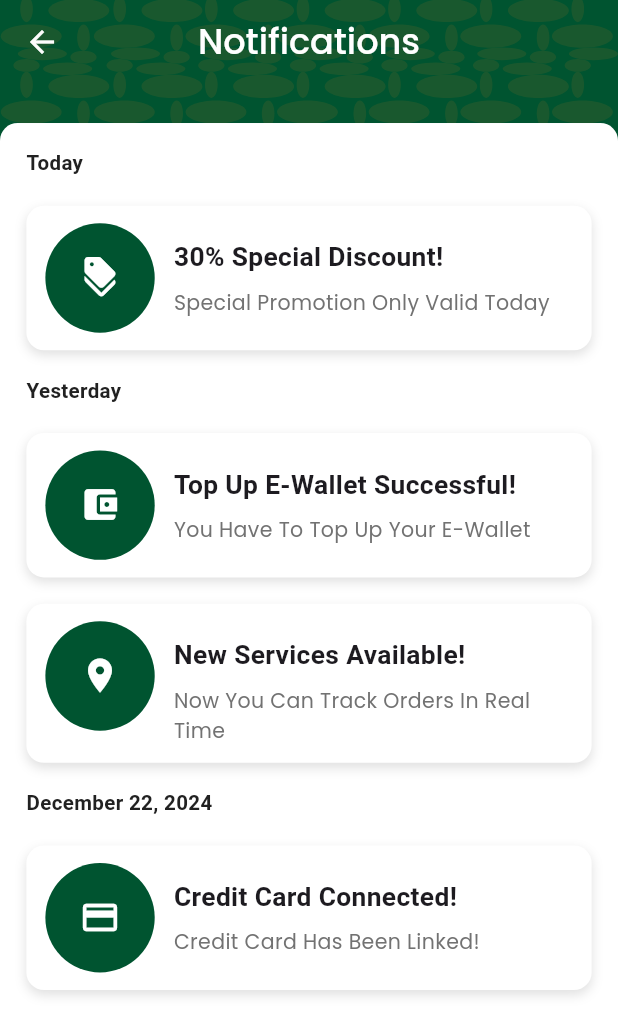
After one commit to omar-abdelaziz753/True-Balance, a Flutter app: the NotificationScreen screen opened by its route, on a phone screen of 412 x 824 dp. The commit adds this screen. Shown: the top 1035 px of the screen. Run offline on Flutter 3.47's test engine with Material 3 defaults, Android fonts, the phone set to English and light mode, and no system bars; our stand-ins replace bloc, cached_network_image, dio, easy_localization, flutter_bloc, flutter_easyloading and 15 more; accounts and stored records are empty; project files that could hold a hidden picture were left out.

Commit message:
some edit in login form widget && make design notification screen

```diff
--- a/assets/languages/ar-EG.json
+++ b/assets/languages/ar-EG.json
@@ -10,6 +10,7 @@
   "signUp": "تسجيل",
   "dontHaveAnAccount": "ليس لديك حساب؟",
   "forgot": "نسيت ",
+  "forgotPassword": "نسيت كلمة المرور؟",
   "descriptionOfHeaderInForgot": "يرجى إدخال بريدك الإلكتروني وسنرسل لك رمز تأكيد",
   "email": "البريد الإلكتروني",
   "enterYourEmail": "أدخل بريدك الإلكتروني",
--- a/assets/languages/en-UK.json
+++ b/assets/languages/en-UK.json
@@ -10,6 +10,7 @@
   "signUp": "Sign Up",
   "dontHaveAnAccount": "Don’t have an account?",
   "forgot": "Forgot ",
+  "forgotPassword": "Forgot Password?",
   "descriptionOfHeaderInForgot": "Please enter your email and we will send a confirmation code to your email",
   "email": "Email",
   "enterYourEmail": "Enter your Email",
--- a/lib/core/routing/app_router.dart
+++ b/lib/core/routing/app_router.dart
@@ -24,6 +24,7 @@ import 'package:truee_balance_app/features/user/main_layout/business_logic/main_
 import 'package:truee_balance_app/features/user/main_layout/presentation/main_layout.dart';
 import 'package:truee_balance_app/features/user/my_booking/screens/booking_details_screen.dart';
 import 'package:truee_balance_app/features/user/my_booking/screens/my_booking_screen.dart';
+import 'package:truee_balance_app/features/user/notification/presentation/screens/notification_screen.dart';
 import 'package:truee_balance_app/features/user/setting/presentation/screens/setting_screen.dart';
 import 'package:truee_balance_app/features/user/technical_support/presentation/screens/about_us_screen.dart';
 import 'package:truee_balance_app/features/user/technical_support/presentation/screens/my_tickets_screen.dart';
@@ -128,6 +129,10 @@ class AppRouter {
         return transition(
           screen: const BookingDetailsScreen(),
         );
+      case Routes.notificationsScreen:
+        return transition(
+          screen: const NotificationScreen(),
+        );
       case Routes.aboutUsScreen:
         return transition(
           screen: const AboutUsScreen(),
--- a/lib/core/routing/routes_name.dart
+++ b/lib/core/routing/routes_name.dart
@@ -22,4 +22,5 @@ class Routes {
   static const String appointmentsDetailsScreen = '/appointmentsDetailsScreen';
   static const String bestTherapistsScreen = '/bestTherapistsScreen';
   static const String doctorDetailsScreen = '/doctor_details_screen';
+  static const String notificationsScreen = '/notifications_screen';
 }
--- a/lib/core/widgets/app_bar/custom_main_app_bar_in_home_widget.dart
+++ b/lib/core/widgets/app_bar/custom_main_app_bar_in_home_widget.dart
@@ -2,6 +2,8 @@ import 'package:easy_localization/easy_localization.dart';
 import 'package:flutter/material.dart';
 import 'package:flutter_screenutil/flutter_screenutil.dart';
 import 'package:flutter_svg/flutter_svg.dart';
+import 'package:truee_balance_app/core/extensions/navigation_extension.dart';
+import 'package:truee_balance_app/core/routing/routes_name.dart';
 import 'package:truee_balance_app/core/themes/app_colors.dart';
 import 'package:truee_balance_app/core/themes/text_colors.dart';
 import 'package:truee_balance_app/features/user/home/presentation/widgets/custom_count_of_no_of_notification_widget.dart';
@@ -119,7 +121,11 @@ class CustomMainAppBarInHomeWidget extends StatelessWidget
               Stack(
                 clipBehavior: Clip.none,
                 children: [
-                  Container(
+                  InkWell(
+                    onTap: () {
+                      context.pushNamed(Routes.notificationsScreen);
+                    },
+                    child: Container(
                       width: 48.w,
                       height: 48.h,
                       decoration: BoxDecoration(
@@ -129,6 +135,7 @@ class CustomMainAppBarInHomeWidget extends StatelessWidget
                       child: SvgPicture.asset(
                         'assets/images/svg/notification_icon.svg',
                         fit: BoxFit.scaleDown,
+                      ),
                     ),
                   ),
                   CustomCountOfNoOfNotificationsWidget(
--- a/lib/features/auth/presentation/widgets/login_form_widget.dart
+++ b/lib/features/auth/presentation/widgets/login_form_widget.dart
@@ -116,7 +116,7 @@ class LoginFormWidget extends StatelessWidget {
                   onPressed: () =>
                       context.pushNamed(Routes.forgetPasswordScreen),
                   child: Text(
-                    'forgetPassword'.tr(),
+                    'forgotPassword'.tr(),
                     style: Styles.captionRegular.copyWith(
                       color: AppColors.primaryColor900,
                       decoration: TextDecoration.underline,
--- /dev/null
+++ b/lib/features/user/notification/presentation/screens/notification_screen.dart
@@ -0,0 +1,90 @@
+import 'package:flutter/material.dart';
+import 'package:flutter_screenutil/flutter_screenutil.dart';
+import 'package:truee_balance_app/core/themes/app_colors.dart';
+import 'package:truee_balance_app/core/widgets/app_bar/custom_app_bar_widget.dart';
+import 'package:truee_balance_app/features/user/notification/presentation/widgets/notification_item_widget.dart';
+
+class NotificationItem {
+  final IconData icon;
+  final String title;
+  final String subtitle;
+  final String date;
+
+  NotificationItem({
+    required this.icon,
+    required this.title,
+    required this.subtitle,
+    required this.date,
+  });
+}
+
+class NotificationScreen extends StatelessWidget {
+  const NotificationScreen({super.key});
+
+  @override
+  Widget build(BuildContext context) {
+    final List<NotificationItem> notifications = [
+      NotificationItem(
+        icon: Icons.discount,
+        title: '30% Special Discount!',
+        subtitle: 'Special Promotion Only Valid Today',
+        date: 'Today',
+      ),
+      NotificationItem(
+        icon: Icons.account_balance_wallet,
+        title: 'Top Up E-Wallet Successful!',
+        subtitle: 'You Have To Top Up Your E-Wallet',
+        date: 'Yesterday',
+      ),
+      NotificationItem(
+        icon: Icons.location_on,
+        title: 'New Services Available!',
+        subtitle: 'Now You Can Track Orders In Real Time',
+        date: 'Yesterday',
+      ),
+      NotificationItem(
+        icon: Icons.credit_card,
+        title: 'Credit Card Connected!',
+        subtitle: 'Credit Card Has Been Linked!',
+        date: 'December 22, 2024',
+      ),
+    ];
+
+    return Scaffold(
+      backgroundColor: AppColors.primaryColor900,
+      appBar: CustomBasicAppBar(
+        leading: BackButton(
+          color: AppColors.neutralColor100,
+          onPressed: () => Navigator.pop(context),
+        ),
+        title: "Notifications",
+        backgroundColor: AppColors.primaryColor900,
+        svgAsset: 'assets/images/svg/bg_image.svg',
+      ),
+      body: Container(
+        width: double.infinity,
+        padding: EdgeInsets.all(18.sp),
+        decoration: BoxDecoration(
+          color: Colors.white,
+          borderRadius: BorderRadius.only(
+            topLeft: Radius.circular(12.r),
+            topRight: Radius.circular(12.r),
+          ),
+        ),
+        child: ListView.builder(
+          itemCount: notifications.length,
+          itemBuilder: (context, index) {
+            final item = notifications[index];
+            final bool showDateHeader =
+                index == 0 || item.date != notifications[index - 1].date;
+
+            return NotificationItemWidget(
+              showDateHeader: showDateHeader,
+              item: item,
+            );
+          },
+        ),
+      ),
+    );
+  }
+}
--- /dev/null
+++ b/lib/features/user/notification/presentation/widgets/notification_item_widget.dart
@@ -0,0 +1,96 @@
+
+import 'package:flutter/material.dart';
+import 'package:flutter_screenutil/flutter_screenutil.dart';
+import 'package:truee_balance_app/core/themes/app_colors.dart';
+import 'package:truee_balance_app/core/themes/text_colors.dart';
+import 'package:truee_balance_app/core/utils/app_constants.dart';
+import 'package:truee_balance_app/features/user/notification/presentation/screens/notification_screen.dart';
+
+class NotificationItemWidget extends StatelessWidget {
+  const NotificationItemWidget({
+    super.key,
+    required this.showDateHeader,
+    required this.item,
+  });
+
+  final bool showDateHeader;
+  final NotificationItem item;
+
+  @override
+  Widget build(BuildContext context) {
+    return Column(
+      crossAxisAlignment: CrossAxisAlignment.start,
+      children: [
+        if (showDateHeader) ...[
+          Text(
+            item.date,
+            style: TextStyle(
+              fontWeight: FontWeight.w600,
+              fontSize: 14.sp,
+              color: const Color(0xff212121),
+            ),
+          ),
+          18.verticalSpace,
+        ],
+        Container(
+          margin: EdgeInsets.only(bottom: 18.h),
+          padding: EdgeInsets.symmetric(horizontal: 12.w, vertical: 12.h),
+          decoration: BoxDecoration(
+            color: Colors.white,
+            borderRadius:
+                BorderRadius.circular(AppConstants.borderRadius + 4.r),
+            boxShadow: [
+              const BoxShadow(
+                color: Colors.black12,
+                blurRadius: 6,
+                offset: Offset(0, 3),
+              ),
+            ],
+          ),
+          child: Row(
+            crossAxisAlignment: CrossAxisAlignment.start,
+            children: [
+              Container(
+                padding: EdgeInsets.all(23.33.sp),
+                decoration: BoxDecoration(
+                  color: AppColors.primaryColor900,
+                  shape: BoxShape.circle,
+                ),
+                child: Icon(
+                  item.icon,
+                  color: Colors.white,
+                  size: 28.sp,
+                ),
+              ),
+              12.horizontalSpace,
+              Expanded(
+                child: Column(
+                  crossAxisAlignment: CrossAxisAlignment.start,
+                  children: [
+                    Padding(
+                      padding: EdgeInsets.only(top: 10.h),
+                      child: Text(
+                        item.title,
+                        style: TextStyle(
+                          fontSize: 18.sp,
+                          fontWeight: FontWeight.bold,
+                        ),
+                      ),
+                    ),
+                    8.verticalSpace,
+                    Text(
+                      item.subtitle,
+                      style: Styles.captionRegular.copyWith(
+                        color: AppColors.neutralColor600,
+                      ),
+                    ),
+                  ],
+                ),
+              ),
+            ],
+          ),
+        ),
+      ],
+    );
+  }
+}
```
Lines whose indentation alone changed are shown as unchanged.
